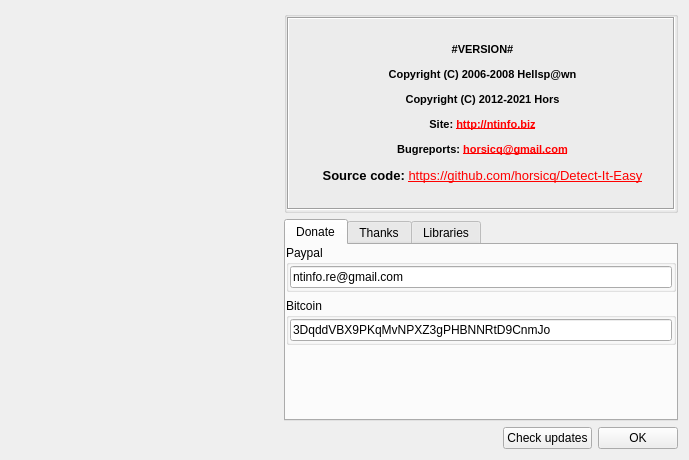
Before: the Qt Designer form gui_source/dialogabout.ui in horsicq/DIE-engine, drawn with Qt 5.
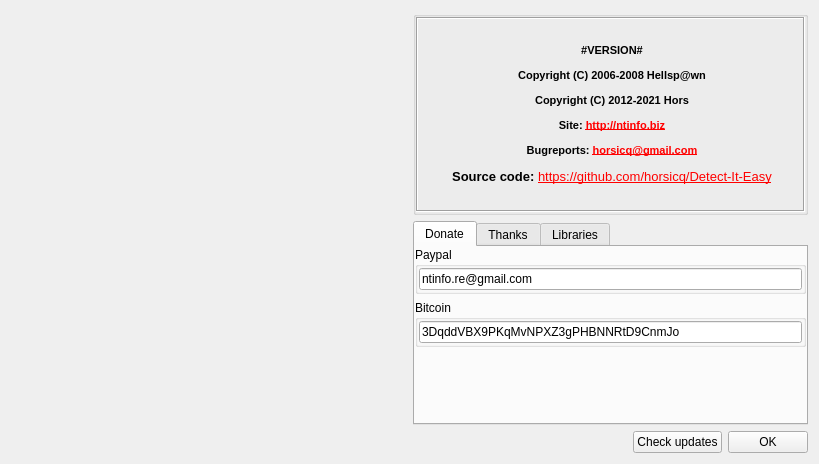
After: the same form once the commit is applied. Icons and pictures are not drawn.

The edit to the form file:
```diff
--- a/gui_source/dialogabout.ui
+++ b/gui_source/dialogabout.ui
@@ -9,8 +9,8 @@
    <rect>
     <x>0</x>
     <y>0</y>
-    <width>689</width>
-    <height>460</height>
+    <width>819</width>
+    <height>464</height>
    </rect>
   </property>
   <property name="windowTitle">
```
